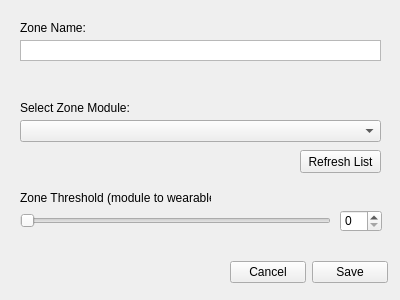
Above: drew_sys_tool/ui_files/zonedialog.ui from tgbrow/DREW before the change. Below: the same form after it.
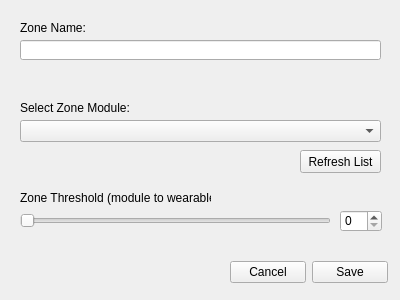
That is the form after the change.

The edit to the form file:
```diff
--- a/drew_sys_tool/ui_files/zonedialog.ui
+++ b/drew_sys_tool/ui_files/zonedialog.ui
@@ -54,19 +54,6 @@
     <string>Select Zone Module:</string>
    </property>
   </widget>
-  <widget class="QPlainTextEdit" name="inputName">
-   <property name="geometry">
-    <rect>
-     <x>20</x>
-     <y>40</y>
-     <width>361</width>
-     <height>21</height>
-    </rect>
-   </property>
-   <property name="verticalScrollBarPolicy">
-    <enum>Qt::ScrollBarAlwaysOff</enum>
-   </property>
-  </widget>
   <widget class="QComboBox" name="dropdownModule">
    <property name="geometry">
     <rect>
@@ -152,6 +139,16 @@
     </rect>
    </property>
   </widget>
+  <widget class="QLineEdit" name="inputName">
+   <property name="geometry">
+    <rect>
+     <x>20</x>
+     <y>40</y>
+     <width>361</width>
+     <height>20</height>
+    </rect>
+   </property>
+  </widget>
  </widget>
  <resources/>
  <connections/>
```
